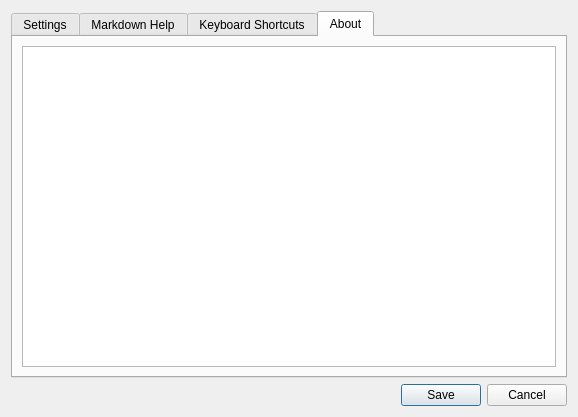
Qt form Motome/Views/SettingsDialog.ui (akehrer/Motome) before a commit.
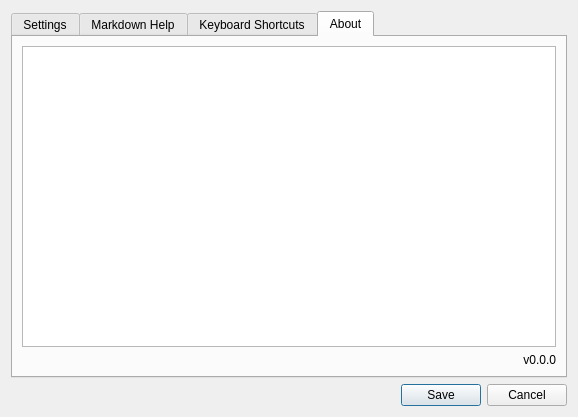
The same form after that commit. The open tabs and pages were chosen to show the change. Icons and pictures are not drawn.

```diff
--- a/Motome/Views/SettingsDialog.ui
+++ b/Motome/Views/SettingsDialog.ui
@@ -262,6 +262,16 @@
          </property>
         </widget>
        </item>
+       <item>
+        <widget class="QLabel" name="about_version_label">
+         <property name="text">
+          <string>v0.0.0</string>
+         </property>
+         <property name="alignment">
+          <set>Qt::AlignRight|Qt::AlignTrailing|Qt::AlignVCenter</set>
+         </property>
+        </widget>
+       </item>
       </layout>
      </widget>
     </widget>
```
